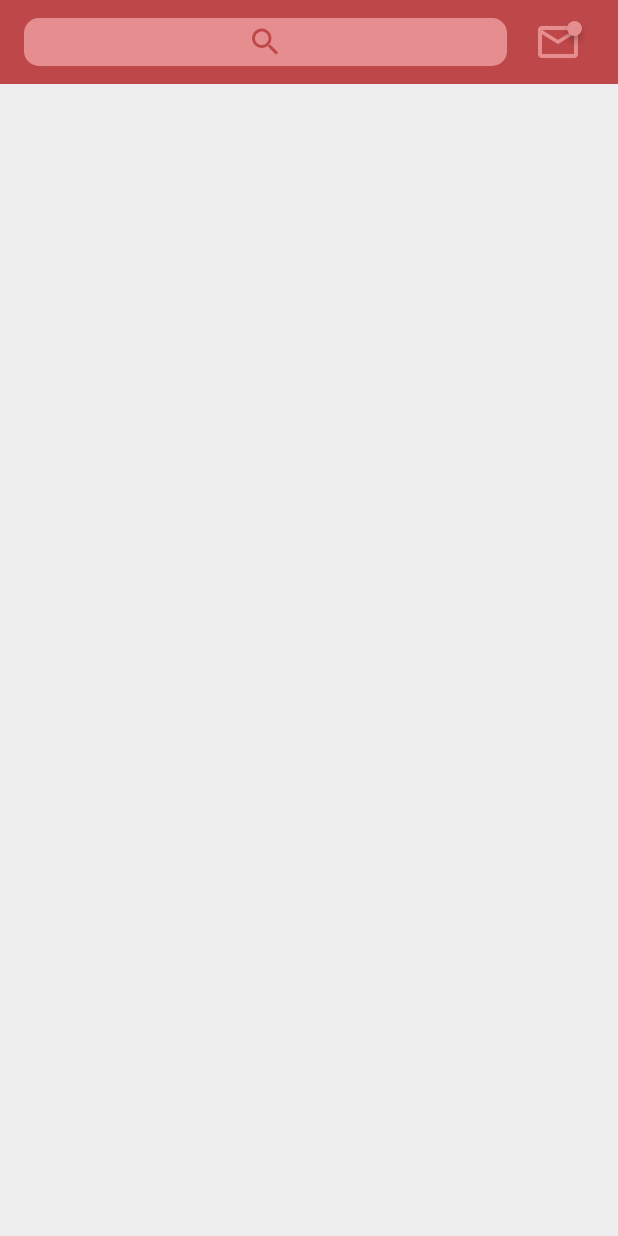
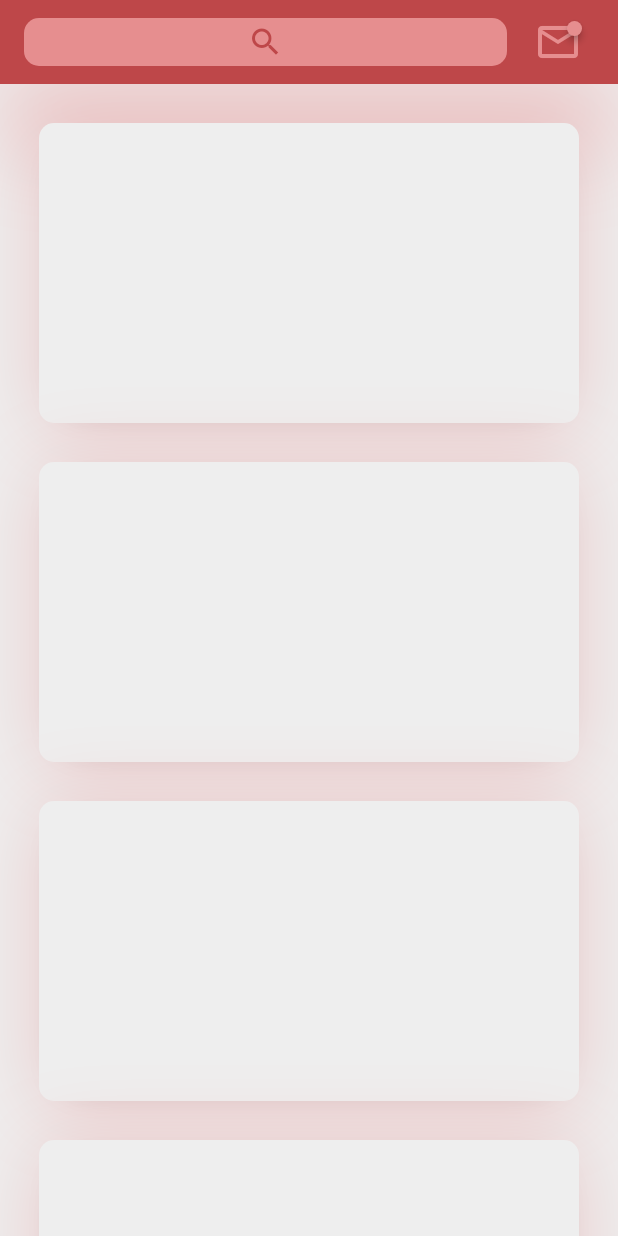
Before and after one commit to SF-ND-ORG/Ours-next, a Flutter app: the screen it shows after launch, on a phone screen of 412 x 824 dp. Run offline on Flutter 3.47's test engine with Material 2 defaults, Android fonts, the light colour scheme and no system bars; drawn by our look-alikes of badges.

Commit message:
改变回弹颜色

```diff
--- a/lib/OursColor.dart
+++ /dev/null
@@ -1,6 +0,0 @@
-import 'package:flutter/cupertino.dart';
-
-const Color OursColorMainRed = Color(0xFFBE4749);
-const Color OursColorStandOutRed = Color(0xFFE68E8F);
-const Color OursColorBrightGray = Color(0xFFEEEEEE);
-const Color OursColorBrightStandOutRed = Color(0xFFF9DDDD);
--- /dev/null
+++ b/lib/OursTheme.dart
@@ -0,0 +1,13 @@
+import 'package:flutter/cupertino.dart';
+
+const Color OursColorMainRed = Color(0xFFBE4749);
+const Color OursColorStandOutRed = Color(0xFFE68E8F);
+const Color OursColorRedShadow = Color(0x61E68E8F);
+const Color OursColorBrightGray = Color(0xFFEEEEEE);
+const Color OursColorBrightStandOutRed = Color(0xFFF9DDDD);
+
+final BoxShadow normalShadow =
+    BoxShadow(color: OursColorRedShadow, offset: Offset(0, 46), blurRadius: 46);
+
+final BoxShadow normalShadow1 =
+    BoxShadow(color: OursColorRedShadow, offset: Offset(0, 4), blurRadius: 46);
--- a/lib/main.dart
+++ b/lib/main.dart
@@ -1,10 +1,10 @@
 import 'package:flutter/material.dart';
 import 'dart:io';
 import 'package:flutter/services.dart';
+import 'package:ours_next/OursTheme.dart';
 import 'widgets/search.dart';
 import 'package:badges/badges.dart';
-
-final BoxShadow normalShadow = BoxShadow(offset: Offset(0, 4));
+import 'widgets/card.dart';
 
 main() {
   runApp(OursApp());
@@ -14,7 +14,7 @@ main() {
   SystemUiOverlayStyle systemUiOverlayStyle = SystemUiOverlayStyle(
       statusBarColor: Colors.transparent,
       statusBarBrightness: Brightness.light, //light:亮色状态栏
-      systemNavigationBarColor: Color(0xffeeeeee));
+      systemNavigationBarColor: Colors.transparent);
 
   SystemChrome.setSystemUIOverlayStyle(systemUiOverlayStyle);
 }
@@ -41,13 +41,29 @@ class OursMain extends StatelessWidget {
     return Container(
       decoration: BoxDecoration(color: Color(0xFFBE4749)),
       child: SafeArea(
+        bottom: true,
         child: Container(
           decoration: BoxDecoration(color: Color(0xffeeeeee)),
           child: Column(children: [
             OursAppBar(),
             Expanded(
-              child: Container(),
+                child: ScrollConfiguration(
+                    behavior: ScrollBehavior(),
+                    child: GlowingOverscrollIndicator(
+                        color: OursColorRedShadow,
+                        axisDirection: AxisDirection.down,
+                        child: ListView(
+                          children: [
+                            OursCard(),
+                            OursCard(),
+                            OursCard(),
+                            OursCard(),
+                            OursCard(),
+                            SizedBox(
+                              height: 200,
                             )
+                          ],
+                        ))))
           ]),
         ),
       ),
@@ -65,7 +81,9 @@ class OursAppBar extends StatefulWidget {
 class _OursAppBarState extends State<OursAppBar> {
   @override
   Widget build(BuildContext context) {
-    return Material(
+    return Container(
+        decoration: BoxDecoration(boxShadow: [normalShadow]),
+        child: Material(
             color: Color(0xFFBE4749),
             child: Container(
                 height: 56,
@@ -73,7 +91,8 @@ class _OursAppBarState extends State<OursAppBar> {
                 child: Material(
                     color: Color(0xFFBE4749),
                     child: Container(
-                  padding: EdgeInsets.symmetric(vertical: 12, horizontal: 16),
+                      padding:
+                          EdgeInsets.symmetric(vertical: 12, horizontal: 16),
                       child: Container(
                         child: Row(
                           children: [
@@ -99,6 +118,6 @@ class _OursAppBarState extends State<OursAppBar> {
                           ],
                         ),
                       ),
-                ))));
+                    )))));
   }
 }
--- a/lib/widgets/card.dart
+++ b/lib/widgets/card.dart
@@ -1,7 +1,8 @@
 import 'package:flutter/material.dart';
+import 'package:ours_next/OursTheme.dart';
 
 class OursCard extends StatefulWidget {
-  const OursCard({ Key? key }) : super(key: key);
+  const OursCard({Key? key}) : super(key: key);
 
   @override
   _OursCardState createState() => _OursCardState();
@@ -11,7 +12,20 @@ class _OursCardState extends State<OursCard> {
   @override
   Widget build(BuildContext context) {
     return Container(
-
+      margin: EdgeInsets.fromLTRB(26, 26, 26, 0),
+      height: 200,
+      decoration: BoxDecoration(
+        borderRadius: BorderRadius.all(Radius.circular(10)),
+        color: OursColorBrightGray,
+        boxShadow: [
+          BoxShadow(
+              color: Colors.black38,
+              offset: (Offset(0, 5)),
+              blurRadius: 20,
+              spreadRadius: -20),
+          normalShadow1
+        ],
+      ),
     );
   }
 }
```
Lines whose indentation alone changed are shown as unchanged.
